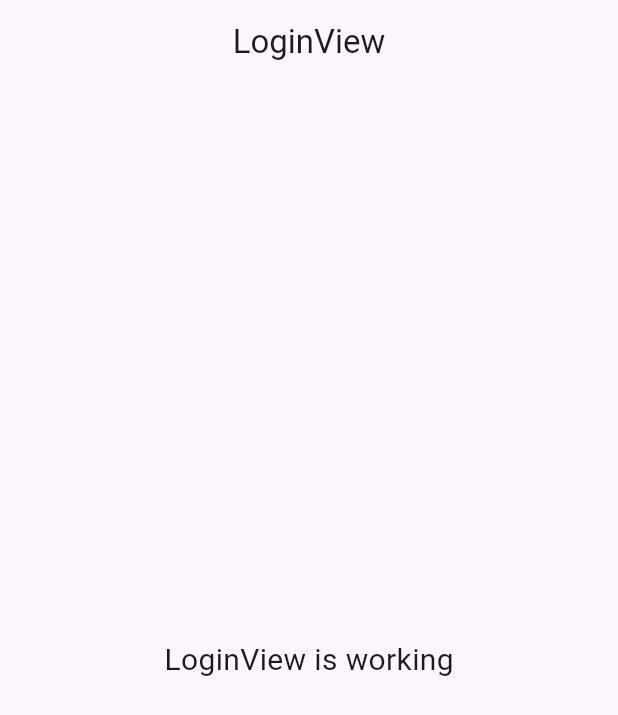
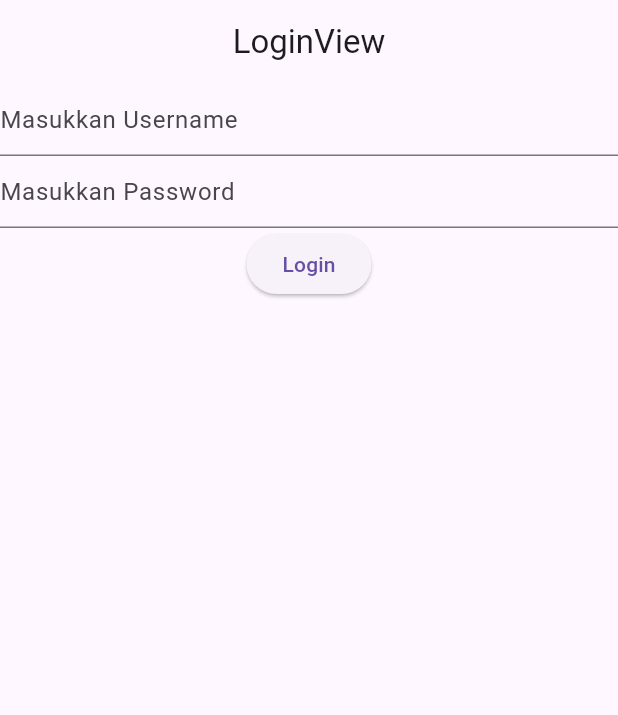
Before and after one commit to WahyuRizky123/perpus, a Flutter app: the screen it shows after launch, on a phone screen of 412 x 824 dp. Shown: the top 715 px of the screen. Run offline on Flutter 3.47's test engine with Material 3 defaults, Android fonts, the phone set to English and light mode, and no system bars; our stand-ins replace dio, get, get_storage, pretty_dio_logger.

Commit message:
first commit

```diff
--- a/lib/app/modules/login/controllers/login_controller.dart
+++ b/lib/app/modules/login/controllers/login_controller.dart
@@ -1,7 +1,16 @@
+import 'package:dio/dio.dart' as dio;
+import 'package:flutter/cupertino.dart';
+import 'package:flutter/material.dart';
 import 'package:get/get.dart';
+import 'package:try_pee/app/data/constant/endpoint.dart';
+import 'package:try_pee/app/data/provider/api_provider.dart';
+import 'package:try_pee/app/data/provider/storage_provider.dart';
+import 'package:try_pee/app/routes/app_pages.dart';
 
 class LoginController extends GetxController {
-  //TODO: Implement LoginController
+  final GlobalKey<FormState> formKey= GlobalKey<FormState>();
+  final TextEditingController usernameController = TextEditingController();
+  final TextEditingController passwordController = TextEditingController();
 
   final count = 0.obs;
   @override
@@ -20,4 +29,33 @@ class LoginController extends GetxController {
   }
 
   void increment() => count.value++;
+
+  final loadingLogin = false.obs;
+  login()async {
+    loadingLogin(true);
+    try{
+      FocusScope.of(Get.context!).unfocus();
+      formKey.currentState?.save();
+      if (formKey.currentState!.validate()) {
+        final response = await ApiProvider.instance().post(Endpoint.login,
+        data: dio.FormData.fromMap(
+          {"username": usernameController.text.toString(),
+            "password": passwordController.text.toString()}));
+        if (response.statusCode == 200) {
+          await StorageProvider.write(StorageKey.status, "logged");
+          Get.offAllNamed(Routes.HOME);
+        } else {
+          Get.snackbar("Sorry", "Login Gagal", backgroundColor: Colors.orange);
+        }
+      }
+      loadingLogin(false);
+    } on dio.DioException catch (e) {
+      loadingLogin(false);
+      Get.snackbar("Sorry", e.message ?? "", backgroundColor: Colors.red);
+    } catch (e) {
+      loadingLogin(false);
+      Get.snackbar("Error", e.toString(), backgroundColor: Colors.red);
+      throw Exception('Error: $e');
+    }
+  }
 }
--- a/lib/app/modules/login/views/login_view.dart
+++ b/lib/app/modules/login/views/login_view.dart
@@ -6,6 +6,7 @@ import '../controllers/login_controller.dart';
 
 class LoginView extends GetView<LoginController> {
   const LoginView({Key? key}) : super(key: key);
+
   @override
   Widget build(BuildContext context) {
     return Scaffold(
@@ -13,12 +14,41 @@ class LoginView extends GetView<LoginController> {
         title: const Text('LoginView'),
         centerTitle: true,
       ),
-      body: const Center(
-        child: Text(
-          'LoginView is working',
-          style: TextStyle(fontSize: 20),
+      body: Center(
+          child: Form(
+        key: controller.formKey,
+        child: Column(
+          children: [
+            TextFormField(
+              controller: controller.usernameController,
+              decoration: InputDecoration(hintText: "Masukkan Username"),
+              validator: (value) {
+                if (value!.isEmpty) {
+                  return "Username tidak boleh kosong";
+                }
+                return null;
+              },
+            ),
+            TextFormField(
+              controller: controller.passwordController,
+              decoration: InputDecoration(hintText: "Masukkan Password"),
+              validator: (value) {
+                if (value!.isEmpty) {
+                  return "Password tidak boleh kosong";
+                }
+                return null;
+              },
+            ),
+            Obx(() =>
+                controller.loadingLogin.value?
+                    CircularProgressIndicator():
+                ElevatedButton(onPressed: (){
+              controller.login();
+            },
+                child: Text("Login")))
+          ],
         ),
-      ),
+      )),
     );
   }
 }
```
